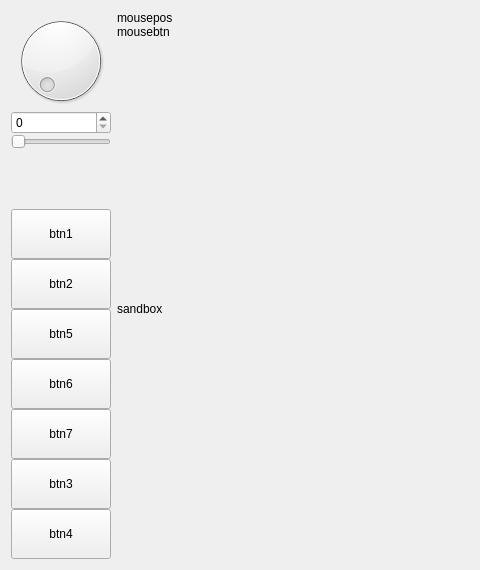
Above: src/Third_window.ui from arrgn/PhysCalc before the change; both pictures show x 0 to 480 and y 0 to 570 of the 1002 by 570 pixel window. Below: the same form after it.
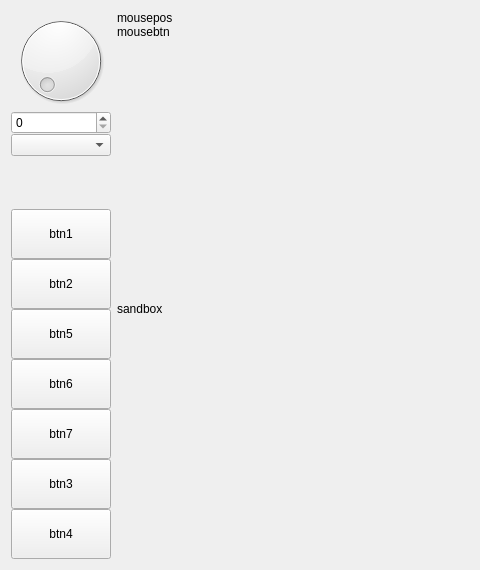
That is the form after the change.

What changed in the file:
```diff
--- a/src/Third_window.ui
+++ b/src/Third_window.ui
@@ -33,17 +33,7 @@
       <widget class="QSpinBox" name="spinBox"/>
      </item>
      <item>
-      <widget class="QSlider" name="colorslider">
-       <property name="sizePolicy">
-        <sizepolicy hsizetype="Minimum" vsizetype="Fixed">
-         <horstretch>0</horstretch>
-         <verstretch>0</verstretch>
-        </sizepolicy>
-       </property>
-       <property name="orientation">
-        <enum>Qt::Horizontal</enum>
-       </property>
-      </widget>
+      <widget class="QComboBox" name="colorbox"/>
      </item>
      <item>
       <spacer name="verticalSpacer">
@@ -56,7 +46,7 @@
        <property name="sizeHint" stdset="0">
         <size>
          <width>20</width>
-         <height>40</height>
+         <height>0</height>
         </size>
        </property>
       </spacer>
```
